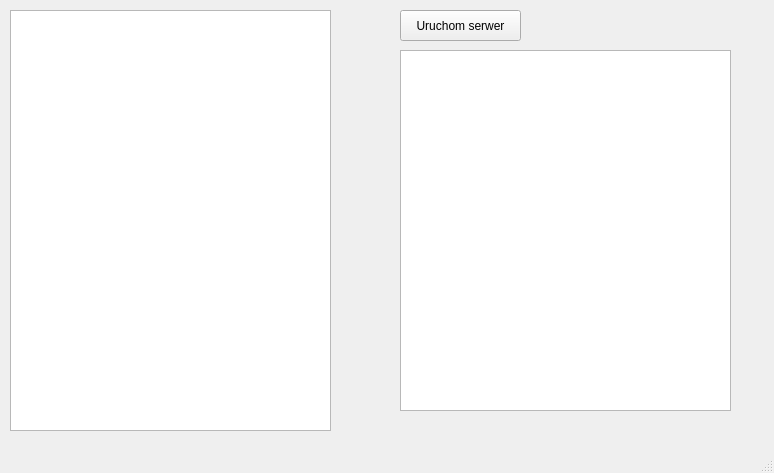
militia11/in, file ServerApplication/src/libs/ui/mainwindow.ui: the form before one commit.
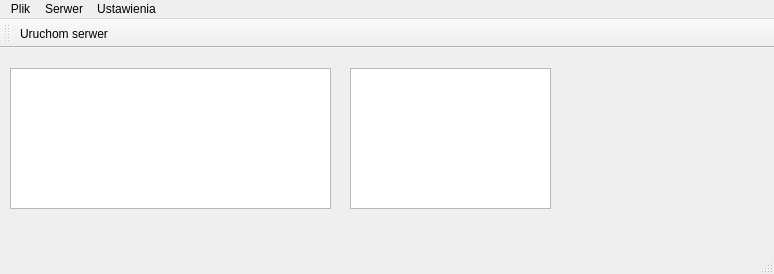
The form after the commit.

The edit to the form file:
```diff
--- a/ServerApplication/src/libs/ui/mainwindow.ui
+++ b/ServerApplication/src/libs/ui/mainwindow.ui
@@ -7,33 +7,20 @@
     <x>0</x>
     <y>0</y>
     <width>774</width>
-    <height>473</height>
+    <height>274</height>
    </rect>
   </property>
   <property name="windowTitle">
    <string>Android Synchronizator</string>
   </property>
-  <widget class="QWidget" name="centralwidget">
-   <widget class="QPushButton" name="mPushButtonRun">
-    <property name="geometry">
-     <rect>
-      <x>400</x>
-      <y>10</y>
-      <width>121</width>
-      <height>31</height>
-     </rect>
-    </property>
-    <property name="text">
-     <string>Uruchom serwer</string>
-    </property>
-   </widget>
+  <widget class="QWidget" name="mentralwidget">
    <widget class="QTextEdit" name="mTextEdit">
     <property name="geometry">
      <rect>
-      <x>400</x>
-      <y>50</y>
-      <width>331</width>
-      <height>361</height>
+      <x>350</x>
+      <y>20</y>
+      <width>201</width>
+      <height>141</height>
      </rect>
     </property>
    </widget>
@@ -41,9 +28,9 @@
     <property name="geometry">
      <rect>
       <x>10</x>
-      <y>10</y>
+      <y>20</y>
       <width>321</width>
-      <height>421</height>
+      <height>141</height>
      </rect>
     </property>
    </widget>
@@ -57,8 +44,62 @@
      <height>25</height>
     </rect>
    </property>
+   <widget class="QMenu" name="menuPlik">
+    <property name="title">
+     <string>Plik</string>
+    </property>
+    <addaction name="ActionCloseEvent"/>
+   </widget>
+   <widget class="QMenu" name="menuUstawienia">
+    <property name="title">
+     <string>Ustawienia</string>
+    </property>
+   </widget>
+   <widget class="QMenu" name="menuSerwer">
+    <property name="title">
+     <string>Serwer</string>
+    </property>
+    <addaction name="ActionRunServer"/>
+   </widget>
+   <addaction name="menuPlik"/>
+   <addaction name="menuSerwer"/>
+   <addaction name="menuUstawienia"/>
   </widget>
-  <widget class="QStatusBar" name="statusbar"/>
+  <widget class="QStatusBar" name="mStatusbar"/>
+  <widget class="QToolBar" name="toolBar">
+   <property name="windowTitle">
+    <string>toolBar</string>
+   </property>
+   <attribute name="toolBarArea">
+    <enum>TopToolBarArea</enum>
+   </attribute>
+   <attribute name="toolBarBreak">
+    <bool>false</bool>
+   </attribute>
+   <addaction name="ActionRunServer"/>
+  </widget>
+  <action name="ActionRunServer">
+   <property name="text">
+    <string>Uruchom serwer</string>
+   </property>
+   <property name="toolTip">
+    <string>Wystartuj serwer by nasłuchiwał</string>
+   </property>
+   <property name="shortcut">
+    <string>Shift+N</string>
+   </property>
+  </action>
+  <action name="ActionCloseEvent">
+   <property name="text">
+    <string>Zamknij</string>
+   </property>
+   <property name="toolTip">
+    <string>Zamknij program</string>
+   </property>
+   <property name="shortcut">
+    <string>Esc</string>
+   </property>
+  </action>
  </widget>
  <resources/>
  <connections/>
```
Left out of the diff: 2 changed lines with no effect on the pictures.
